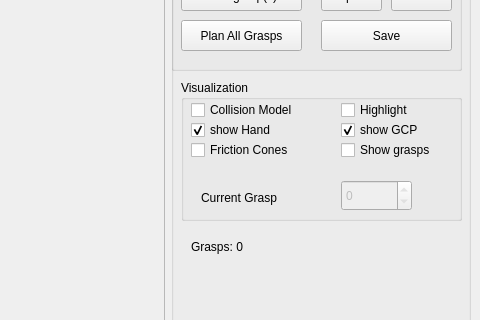
Old version of the form Tools/SkeletonGraspPlanner/SkeletonGraspPlanner.ui in the repository ProtolabSBRE/simox-cgal; both pictures show x 599 to 1079 and y 359 to 679 of the 1079 by 819 pixel window.
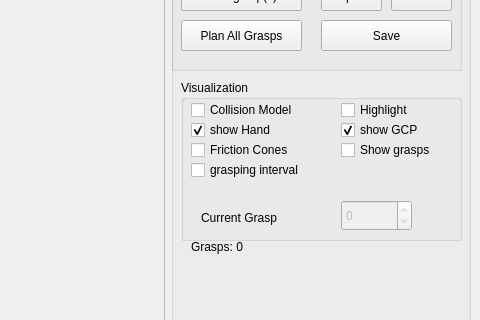
New version of the form.

Commit message: added CreateGraspIntervalVisualization, rebuilt CreatePolylinesVisualization

Diff of the .ui file:
```diff
--- a/Tools/SkeletonGraspPlanner/SkeletonGraspPlanner.ui
+++ b/Tools/SkeletonGraspPlanner/SkeletonGraspPlanner.ui
@@ -348,7 +348,7 @@
          <x>10</x>
          <y>430</y>
          <width>281</width>
-         <height>141</height>
+         <height>161</height>
         </rect>
        </property>
        <property name="title">
@@ -445,7 +445,7 @@
         <property name="geometry">
          <rect>
           <x>160</x>
-          <y>100</y>
+          <y>120</y>
           <width>71</width>
           <height>31</height>
          </rect>
@@ -461,7 +461,7 @@
         <property name="geometry">
          <rect>
           <x>20</x>
-          <y>110</y>
+          <y>130</y>
           <width>121</width>
           <height>16</height>
          </rect>
@@ -470,6 +470,19 @@
          <string>Current Grasp</string>
         </property>
        </widget>
+       <widget class="QCheckBox" name="checkBoxGraspingInterval">
+        <property name="geometry">
+         <rect>
+          <x>10</x>
+          <y>80</y>
+          <width>141</width>
+          <height>20</height>
+         </rect>
+        </property>
+        <property name="text">
+         <string>grasping interval</string>
+        </property>
+       </widget>
       </widget>
       <widget class="QLabel" name="labelInfo">
        <property name="geometry">
```
Left out of the diff: 2 changed lines with no effect on the pictures. The commit also changes 7 other files.
